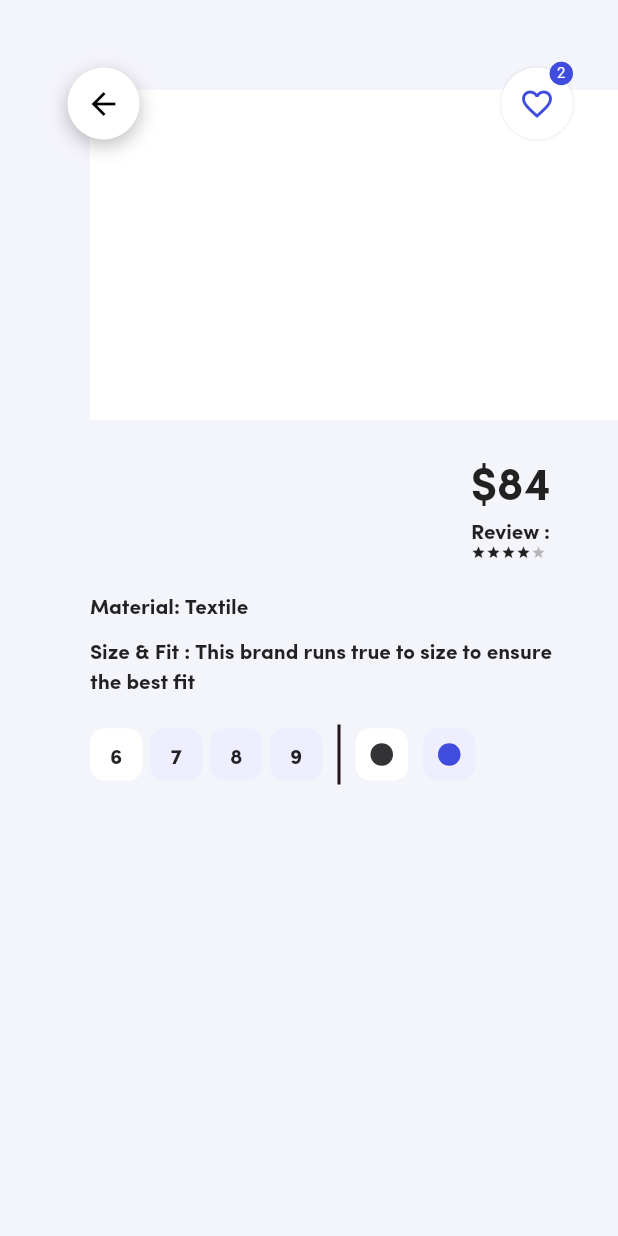
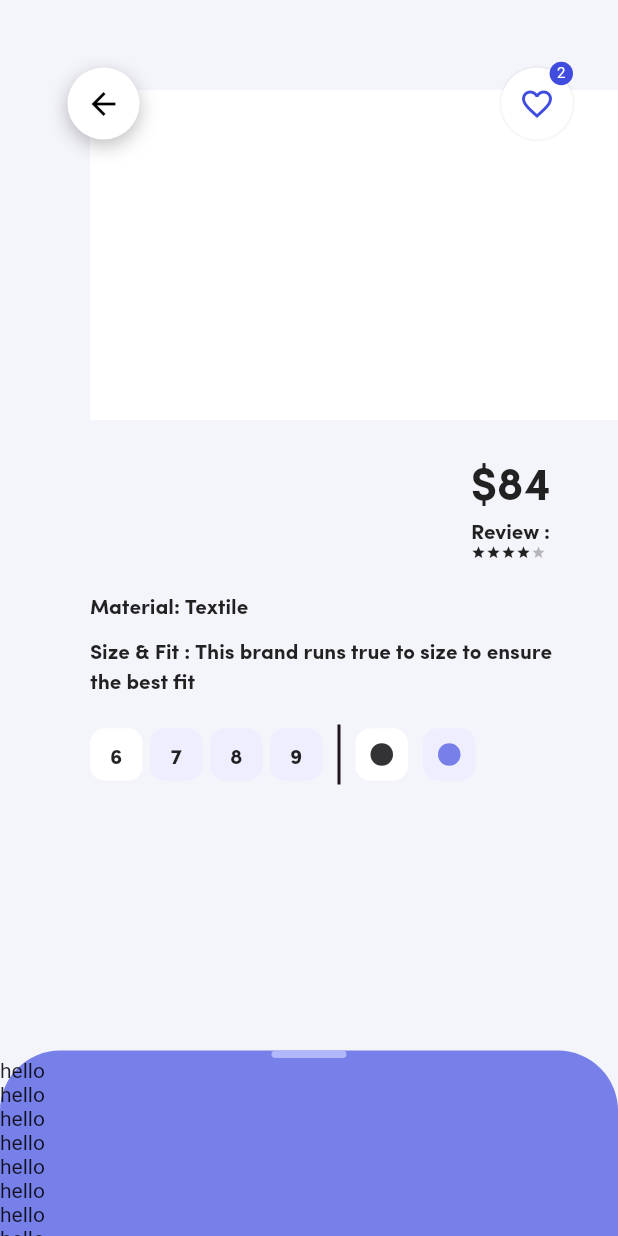
Before and after one commit to skyphantomhz/shoes_demo, a Flutter app: the screen it shows after launch, on a phone screen of 412 x 824 dp. Run offline on Flutter 3.47's test engine with Material 2 defaults, Android fonts, the phone set to English and light mode, and no system bars; project files that could hold a hidden picture were left out.

Commit message:
bottom sheet

```diff
--- a/lib/main.dart
+++ b/lib/main.dart
@@ -28,7 +28,10 @@ class _MyHomePageState extends State<MyHomePage> {
   @override
   Widget build(BuildContext context) {
     return Scaffold(
-      body: Container(
+      body: Stack(
+        overflow: Overflow.visible,
+        children: <Widget>[
+          Container(
             decoration: BoxDecoration(color: Color(0xfff4f4fb)),
             child: Column(
               crossAxisAlignment: CrossAxisAlignment.start,
@@ -44,56 +47,7 @@ class _MyHomePageState extends State<MyHomePage> {
                           margin: EdgeInsets.fromLTRB(60.0, 60.0, 0, 0),
                           decoration: BoxDecoration(color: Colors.white),
                         ),
-                    Container(
-                      alignment: Alignment(0.75, 0.0),
-                      margin: EdgeInsets.only(top: 20.0),
-                      child: Column(
-                        crossAxisAlignment: CrossAxisAlignment.start,
-                        mainAxisSize: MainAxisSize.min,
-                        children: <Widget>[
-                          Text(
-                            "\$84",
-                            style: TextStyle(
-                                fontFamily: 'Sofia-Pro',
-                                fontSize: 30.0,
-                                fontWeight: FontWeight.w700),
-                          ),
-                          Text(
-                            "Review :",
-                            style: TextStyle(
-                                fontFamily: 'Sofia-Pro',
-                                fontWeight: FontWeight.w800),
-                          ),
-                          Row(
-                            mainAxisSize: MainAxisSize.min,
-                            mainAxisAlignment: MainAxisAlignment.end,
-                            children: <Widget>[
-                              Icon(
-                                Icons.star,
-                                size: 10.0,
-                              ),
-                              Icon(
-                                Icons.star,
-                                size: 10.0,
-                              ),
-                              Icon(
-                                Icons.star,
-                                size: 10.0,
-                              ),
-                              Icon(
-                                Icons.star,
-                                size: 10.0,
-                              ),
-                              Icon(
-                                Icons.star,
-                                size: 10.0,
-                                color: Colors.black26,
-                              ),
-                            ],
-                          )
-                        ],
-                      ),
-                    ),
+                        _productCost(),
                       ],
                     ),
                     Positioned(
@@ -129,7 +83,8 @@ class _MyHomePageState extends State<MyHomePage> {
                                 shape: BoxShape.circle,
                                 color: Colors.white,
                                 boxShadow: [
-                              BoxShadow(color: Colors.black12, blurRadius: 1.0)
+                                  BoxShadow(
+                                      color: Colors.black12, blurRadius: 1.0)
                                 ]),
                             child: IconButton(
                               icon: Icon(
@@ -143,17 +98,18 @@ class _MyHomePageState extends State<MyHomePage> {
                             child: Container(
                               padding: EdgeInsets.all(5.0),
                               decoration: BoxDecoration(
-                              shape: BoxShape.circle, color: Color(0xff3f4cdE)),
+                                  shape: BoxShape.circle,
+                                  color: Color(0xff3f4cdE)),
                               child: Text(
                                 "2",
-                            style: TextStyle(color: Colors.white, fontSize: 10),
+                                style: TextStyle(
+                                    color: Colors.white, fontSize: 10),
                               ),
                             ),
-                      )
+                          ),
                         ],
                       ),
                     ),
-                // cost and review star
                   ],
                 ),
                 Container(
@@ -173,7 +129,133 @@ class _MyHomePageState extends State<MyHomePage> {
                         fontFamily: 'Sofia-Pro', fontWeight: FontWeight.w800),
                   ),
                 ),
-            Container(
+                _productProperty(),
+                Expanded(
+                  child: Container(
+                    decoration: BoxDecoration(
+                      color: Colors.transparent,
+                    ),
+                  ),
+                )
+              ],
+            ),
+          ),
+          Align(
+            alignment: Alignment.bottomCenter,
+            child: DraggableScrollableSheet(
+              initialChildSize: 0.15,
+              minChildSize: 0.15,
+              maxChildSize: 0.5,
+              builder: (BuildContext context, ScrollController controller) {
+                return Container(
+                  decoration: BoxDecoration(
+                    color: Color.fromARGB(255, 119, 127, 232),
+                    borderRadius: BorderRadius.vertical(
+                      top: Radius.circular(40),
+                    ),
+                  ),
+                  child: _productReview(controller),
+                );
+              },
+            ),
+          ),
+        ],
+      ),
+    );
+  }
+
+  String sizeSelected = "6";
+  int colorSelected = 0xff333335;
+
+  Widget _productReview(ScrollController controller) {
+    return ListView(controller: controller, children: <Widget>[
+      Align(
+        alignment: Alignment.topCenter,
+        child: Container(
+          height: 5,
+          width: 50,
+          decoration: BoxDecoration(
+              color: Color.fromARGB(255, 178, 183, 249),
+              borderRadius: BorderRadius.all(Radius.elliptical(50, 50))),
+        ),
+      ),
+      Text("hello"),
+      Text("hello"),
+      Text("hello"),
+      Text("hello"),
+      Text("hello"),
+      Text("hello"),
+      Text("hello"),
+      Text("hello"),
+      Text("hello"),
+      Text("hello"),
+      Text("hello"),
+      Text("hello"),
+      Text("hello"),
+      Text("hello"),
+      Text("hello"),
+      Text("hello"),
+      Text("hello"),
+      Text("hello"),
+      Text("hello"),
+      Text("hello"),
+    ]);
+  }
+
+  Widget _productCost() {
+    return Container(
+      alignment: Alignment(0.75, 0.0),
+      margin: EdgeInsets.only(top: 20.0),
+      child: Column(
+        crossAxisAlignment: CrossAxisAlignment.start,
+        mainAxisSize: MainAxisSize.min,
+        children: <Widget>[
+          Text(
+            "\$84",
+            style: TextStyle(
+                fontFamily: 'Sofia-Pro',
+                fontSize: 30.0,
+                fontWeight: FontWeight.w700),
+          ),
+          Text(
+            "Review :",
+            style:
+                TextStyle(fontFamily: 'Sofia-Pro', fontWeight: FontWeight.w800),
+          ),
+          Row(
+            mainAxisSize: MainAxisSize.min,
+            mainAxisAlignment: MainAxisAlignment.end,
+            children: <Widget>[
+              Icon(
+                Icons.star,
+                size: 10.0,
+              ),
+              Icon(
+                Icons.star,
+                size: 10.0,
+              ),
+              Icon(
+                Icons.star,
+                size: 10.0,
+              ),
+              Icon(
+                Icons.star,
+                size: 10.0,
+              ),
+              Icon(
+                Icons.star,
+                size: 10.0,
+                color: Colors.black26,
+              ),
+            ],
+          )
+        ],
+      ),
+    );
+  }
+
+  Widget _productProperty() {
+    return Container(
       margin: EdgeInsets.fromLTRB(60.0, 20.0, 0, 20.0),
       child: Row(
         children: <Widget>[
@@ -185,22 +267,14 @@ class _MyHomePageState extends State<MyHomePage> {
             width: 2.0,
             height: 40.0,
             margin: EdgeInsets.fromLTRB(5, 0, 10, 0),
-                    decoration:
-                        BoxDecoration(color: Color.fromRGBO(32, 24, 27, 1)),
+            decoration: BoxDecoration(color: Color.fromRGBO(32, 24, 27, 1)),
           ),
           _colorSelection(0xff333335),
-                  _colorSelection(0xff3f4cde),
+          _colorSelection(0xff777fe8),
         ],
-              ),
-            )
-          ],
-        ),
       ),
     );
   }
-
-  String sizeSelected = "6";
-  int colorSelected = 0xff333335;
 
   Widget _sizeSelection(String size) {
     return GestureDetector(
@@ -248,7 +322,8 @@ class _MyHomePageState extends State<MyHomePage> {
                 : Color.fromRGBO(238, 238, 255, 1)),
         child: Container(
           padding: EdgeInsets.all(10),
-          decoration: BoxDecoration(shape: BoxShape.circle, color: Color(color)),
+          decoration:
+              BoxDecoration(shape: BoxShape.circle, color: Color(color)),
         ),
       ),
     );
```
Lines whose indentation alone changed are shown as unchanged.
